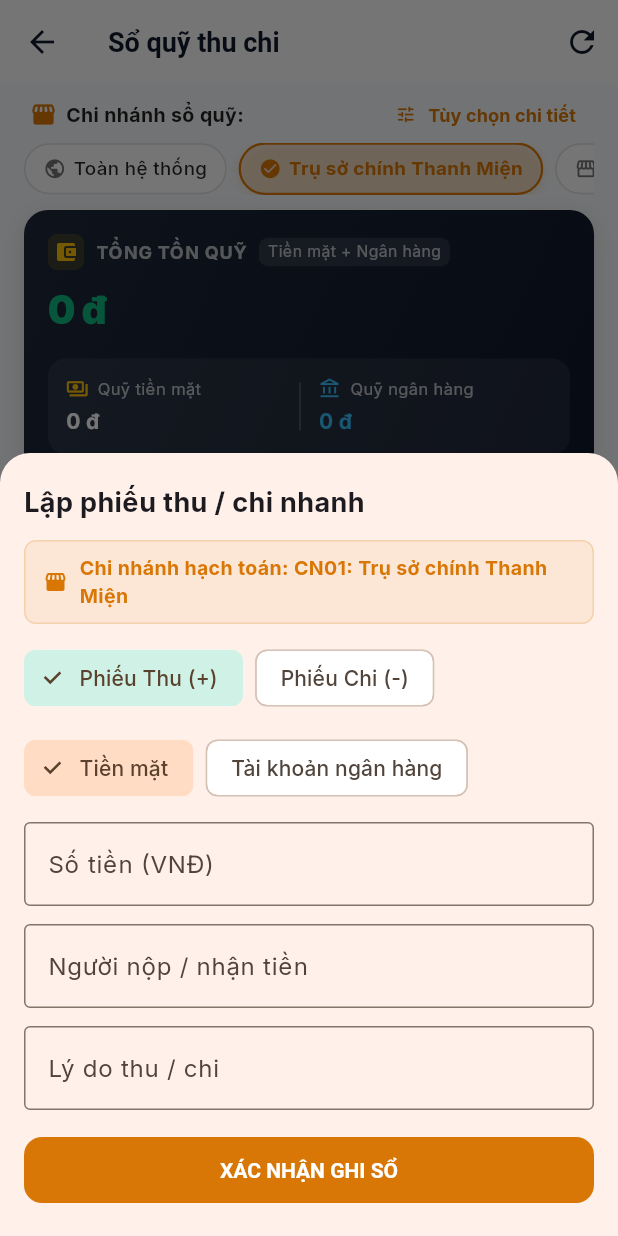
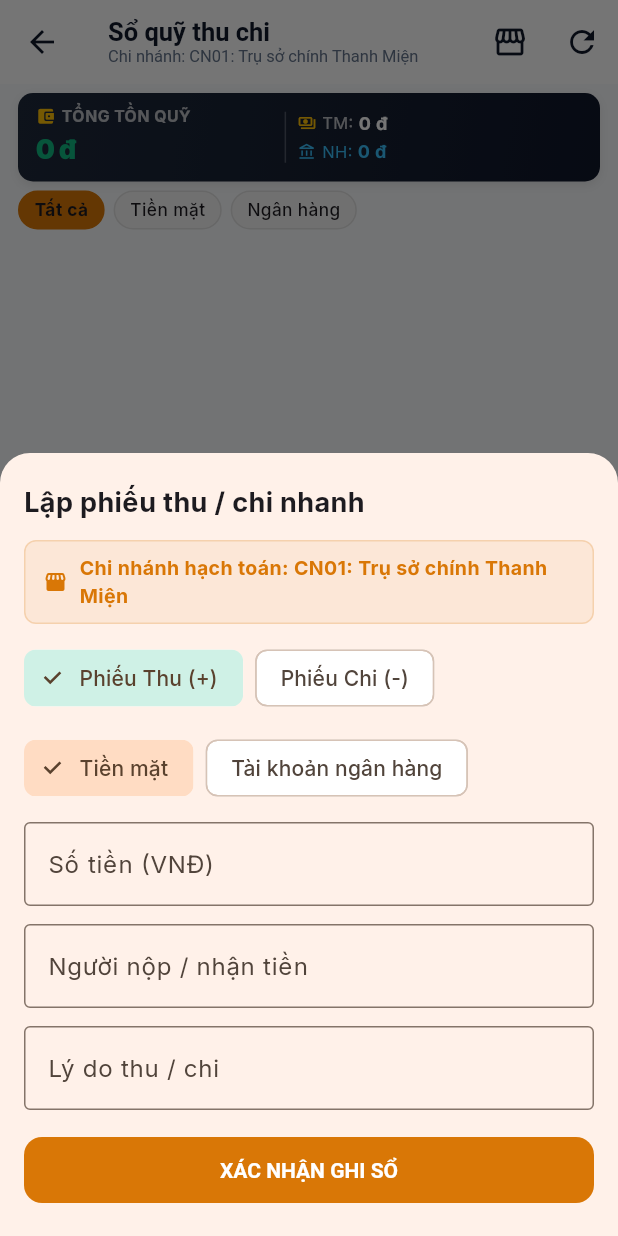
Before and after one commit to thegioidienthoai464/tgdtbanhang, a Flutter app: the CashbookView screen opened directly, after a tap on "Lập phiếu", on a phone screen of 412 x 824 dp. Run offline on Flutter 3.47's test engine with Material 3 defaults, Android fonts, the light colour scheme and no system bars; our stand-ins replace google_fonts, shared_preferences, supabase_flutter; missing offline and left inert: mobile_scanner; accounts and stored records are empty; network calls fail; statements that could not run were skipped.

Commit message:
Nâng cấp v1.1.6: Tối ưu giao diện Sổ quỹ, bỏ chi nhánh thừa ở thân trang và thu gọn thẻ tổng quỹ để xem nhiều giao dịch hơn

```diff
--- a/mobile_app/lib/ui/features/cashbook/cashbook_view.dart
+++ b/mobile_app/lib/ui/features/cashbook/cashbook_view.dart
@@ -7,7 +7,6 @@ import '../../../data/models/bank_model.dart';
 import '../../../data/models/cashbook_model.dart';
 import '../../../data/services/lan_printer_service.dart';
 import '../branch/branch_view_model.dart';
-import '../branch/branch_filter_chips.dart';
 import 'cashbook_view_model.dart';
 
 
@@ -48,10 +47,26 @@ class _CashbookViewState extends State<CashbookView> {
 
     return Scaffold(
       appBar: AppBar(
-        title: const Text('Sổ quỹ thu chi'),
+        title: Column(
+          crossAxisAlignment: CrossAxisAlignment.start,
+          mainAxisSize: MainAxisSize.min,
+          children: [
+            const Text('Sổ quỹ thu chi', style: TextStyle(fontWeight: FontWeight.bold, fontSize: 17)),
+            Text(
+              'Chi nhánh: ${branchVm.summaryDisplayName}',
+              style: const TextStyle(fontSize: 11, color: AppTheme.textMuted, fontWeight: FontWeight.normal),
+            ),
+          ],
+        ),
         actions: [
           IconButton(
+            icon: const Icon(Icons.storefront_outlined),
+            tooltip: 'Chọn chi nhánh',
+            onPressed: () => BranchViewModel.showBranchBottomSheet(context),
+          ),
+          IconButton(
             icon: const Icon(Icons.refresh),
+            tooltip: 'Làm mới',
             onPressed: () => vm.fetchTransactions(vm.selectedTab),
           ),
         ],
@@ -65,111 +80,86 @@ class _CashbookViewState extends State<CashbookView> {
       ),
       body: Column(
         children: [
-          // Bộ chọn chi nhánh cho sổ quỹ
-          const Padding(
-            padding: EdgeInsets.fromLTRB(16, 8, 16, 2),
-            child: BranchFilterChips(showHeader: true, title: 'Chi nhánh sổ quỹ:'),
-          ),
-
-          // Thẻ tổng hợp quỹ tài chính toàn diện
+          // Thẻ tổng hợp quỹ tài chính gọn gàng, tối ưu không gian hiển thị
           Container(
-            margin: const EdgeInsets.symmetric(horizontal: 16, vertical: 8),
-            padding: const EdgeInsets.all(16),
+            margin: const EdgeInsets.fromLTRB(12, 6, 12, 4),
+            padding: const EdgeInsets.symmetric(horizontal: 12, vertical: 8),
             decoration: BoxDecoration(
               gradient: const LinearGradient(
                 colors: [Color(0xFF1E293B), Color(0xFF0F172A)],
                 begin: Alignment.topLeft,
                 end: Alignment.bottomRight,
               ),
-              borderRadius: BorderRadius.circular(16),
+              borderRadius: BorderRadius.circular(10),
               boxShadow: [
                 BoxShadow(
-                  color: Colors.black.withOpacity(0.12),
-                  blurRadius: 10,
-                  offset: const Offset(0, 4),
+                  color: Colors.black.withOpacity(0.08),
+                  blurRadius: 4,
+                  offset: const Offset(0, 2),
                 ),
               ],
             ),
+            child: Row(
+              children: [
+                // Cột trái: Tổng tồn quỹ
+                Expanded(
+                  flex: 5,
                   child: Column(
                     crossAxisAlignment: CrossAxisAlignment.start,
+                    mainAxisSize: MainAxisSize.min,
                     children: [
-                // 1. Dòng tiêu đề
-                Row(
+                      const Row(
                         children: [
-                    Container(
-                      padding: const EdgeInsets.all(4),
-                      decoration: BoxDecoration(
-                        color: Colors.amber.withOpacity(0.15),
-                        borderRadius: BorderRadius.circular(6),
-                      ),
-                      child: const Icon(Icons.account_balance_wallet_rounded, color: Colors.amber, size: 16),
-                    ),
-                    const SizedBox(width: 8),
-                    const Text(
+                          Icon(Icons.account_balance_wallet_rounded, color: Colors.amber, size: 13),
+                          SizedBox(width: 4),
+                          Text(
                             'TỔNG TỒN QUỸ',
                             style: TextStyle(
                               color: Colors.white70,
-                        fontSize: 12,
+                              fontSize: 10.5,
                               fontWeight: FontWeight.bold,
-                        letterSpacing: 0.5,
-                      ),
-                    ),
-                    const SizedBox(width: 8),
-                    Container(
-                      padding: const EdgeInsets.symmetric(horizontal: 6, vertical: 2),
-                      decoration: BoxDecoration(
-                        color: Colors.white.withOpacity(0.1),
-                        borderRadius: BorderRadius.circular(6),
-                      ),
-                      child: const Text(
-                        'Tiền mặt + Ngân hàng',
-                        style: TextStyle(color: Colors.white70, fontSize: 10.5),
+                              letterSpacing: 0.3,
                             ),
                           ),
                         ],
                       ),
-                const SizedBox(height: 8),
-
-                // 2. Số tiền Tổng tồn quỹ nổi bật - không bao giờ bị tràn số
+                      const SizedBox(height: 2),
                       FittedBox(
                         fit: BoxFit.scaleDown,
                         alignment: Alignment.centerLeft,
                         child: Text(
                           Formatters.formatCurrency(totalFund),
                           style: TextStyle(
-                      fontSize: 26,
+                            fontSize: 18,
                             fontWeight: FontWeight.w900,
                             letterSpacing: -0.5,
                             color: totalFund >= 0 ? const Color(0xFF10B981) : Colors.redAccent,
                           ),
                         ),
                       ),
-
-                const SizedBox(height: 14),
-
-                // 3. Khung phân tách Quỹ tiền mặt & Quỹ ngân hàng
+                    ],
+                  ),
+                ),
                 Container(
-                  padding: const EdgeInsets.all(12),
-                  decoration: BoxDecoration(
-                    color: Colors.white.withOpacity(0.07),
-                    borderRadius: BorderRadius.circular(12),
+                  width: 1,
+                  height: 34,
+                  color: Colors.white24,
+                  margin: const EdgeInsets.symmetric(horizontal: 8),
                 ),
-                  child: Row(
-                    children: [
-                      // Quỹ tiền mặt
+                // Cột phải: Tiền mặt & Ngân hàng
                 Expanded(
+                  flex: 6,
                   child: Column(
                     crossAxisAlignment: CrossAxisAlignment.start,
+                    mainAxisSize: MainAxisSize.min,
                     children: [
-                            const Row(
+                      Row(
                         children: [
-                                Icon(Icons.payments_outlined, color: Colors.amber, size: 15),
-                                SizedBox(width: 6),
-                                Text('Quỹ tiền mặt', style: TextStyle(color: Colors.white70, fontSize: 11)),
-                              ],
-                            ),
-                            const SizedBox(height: 4),
-                            FittedBox(
+                          const Icon(Icons.payments_outlined, color: Colors.amber, size: 12),
+                          const SizedBox(width: 4),
+                          const Text('TM: ', style: TextStyle(color: Colors.white70, fontSize: 11)),
+                          Expanded(
+                            child: FittedBox(
                               fit: BoxFit.scaleDown,
                               alignment: Alignment.centerLeft,
                               child: Text(
@@ -177,38 +167,26 @@ class _CashbookViewState extends State<CashbookView> {
                                 style: const TextStyle(
                                   fontWeight: FontWeight.bold,
                                   color: Colors.white,
-                                  fontSize: 14,
+                                  fontSize: 12,
+                                ),
                               ),
                             ),
                           ),
                         ],
                       ),
-                      ),
-                      Container(width: 1, height: 32, color: Colors.white24),
-                      const SizedBox(width: 12),
-                      // Quỹ ngân hàng
-                      Expanded(
-                        child: Column(
-                          crossAxisAlignment: CrossAxisAlignment.start,
-                          children: [
+                      const SizedBox(height: 2),
                       Row(
                         children: [
-                                const Icon(Icons.account_balance_outlined, color: Color(0xFF38BDF8), size: 15),
-                                SizedBox(width: 6),
+                          const Icon(Icons.account_balance_outlined, color: Color(0xFF38BDF8), size: 12),
+                          const SizedBox(width: 4),
+                          Text(
+                            vm.selectedBankAccount != null
+                                ? '${vm.selectedBankAccount!.tenNH.split(" ").first}: '
+                                : 'NH: ',
+                            style: const TextStyle(color: Color(0xFF38BDF8), fontSize: 11),
+                          ),
                           Expanded(
-                                  child: Text(
-                                    vm.selectedBankAccount != null
-                                        ? vm.selectedBankAccount!.tenNH
-                                        : 'Quỹ ngân hàng',
-                                    style: const TextStyle(color: Colors.white70, fontSize: 11),
-                                    maxLines: 1,
-                                    overflow: TextOverflow.ellipsis,
-                                  ),
-                                ),
-                              ],
-                            ),
-                            const SizedBox(height: 4),
-                            FittedBox(
+                            child: FittedBox(
                               fit: BoxFit.scaleDown,
                               alignment: Alignment.centerLeft,
                               child: Text(
@@ -216,12 +194,12 @@ class _CashbookViewState extends State<CashbookView> {
                                 style: const TextStyle(
                                   fontWeight: FontWeight.bold,
                                   color: Color(0xFF38BDF8),
-                                  fontSize: 14,
+                                  fontSize: 12,
+                                ),
                               ),
                             ),
                           ),
                         ],
-                        ),
                       ),
                     ],
                   ),
@@ -230,79 +208,20 @@ class _CashbookViewState extends State<CashbookView> {
             ),
           ),
 
-          // Lọc theo loại quỹ
+          // Thanh lọc quỹ gọn nhẹ gom chung 1 dòng: [Tất cả] [Tiền mặt] [Ngân hàng] và [Chọn TK NH ▾]
           Padding(
-            padding: const EdgeInsets.symmetric(horizontal: 16),
+            padding: const EdgeInsets.fromLTRB(12, 2, 12, 4),
             child: Row(
               children: [
-                _buildFilterChip(context, 'Tất cả', 'ALL', vm),
-                const SizedBox(width: 8),
-                _buildFilterChip(context, 'Tiền mặt', 'TIEN_MAT', vm),
-                const SizedBox(width: 8),
-                _buildFilterChip(context, 'Ngân hàng', 'TAI_KHOAN', vm),
+                _buildCompactFilterChip('Tất cả', 'ALL', vm),
+                const SizedBox(width: 6),
+                _buildCompactFilterChip('Tiền mặt', 'TIEN_MAT', vm),
+                const SizedBox(width: 6),
+                _buildCompactFilterChip('Ngân hàng', 'TAI_KHOAN', vm),
+                const Spacer(),
+                if (vm.selectedTab != 'TIEN_MAT' && vm.bankAccounts.isNotEmpty)
+                  _buildCompactBankSelector(context, vm),
               ],
-            ),
-          ),
-
-          // Bộ chọn tài khoản ngân hàng (Hiển thị 1 tài khoản hoặc Tất cả)
-          if (vm.selectedTab != 'TIEN_MAT' && vm.bankAccounts.isNotEmpty)
-            Padding(
-              padding: const EdgeInsets.symmetric(horizontal: 16, vertical: 8),
-              child: Container(
-                padding: const EdgeInsets.symmetric(horizontal: 12, vertical: 4),
-                decoration: BoxDecoration(
-                  color: Colors.white,
-                  borderRadius: BorderRadius.circular(10),
-                  border: Border.all(
-                    color: vm.selectedBankAccount != null ? AppTheme.primaryBlue : AppTheme.borderSubtle,
-                    width: vm.selectedBankAccount != null ? 1.5 : 1,
-                  ),
-                ),
-                child: Row(
-                  children: [
-                    Icon(
-                      Icons.account_balance_rounded,
-                      size: 18,
-                      color: vm.selectedBankAccount != null ? AppTheme.primaryBlue : AppTheme.textMuted,
-                    ),
-                    const SizedBox(width: 8),
-                    const Text('Tài khoản: ', style: TextStyle(fontSize: 12, fontWeight: FontWeight.w600)),
-                    Expanded(
-                      child: DropdownButtonHideUnderline(
-                        child: DropdownButton<BankModel?>(
-                          isExpanded: true,
-                          value: vm.selectedBankAccount,
-                          icon: const Icon(Icons.arrow_drop_down, size: 20),
-                          items: [
-                            const DropdownMenuItem<BankModel?>(
-                              value: null,
-                              child: Text('Tất cả tài khoản', style: TextStyle(fontSize: 13, fontWeight: FontWeight.bold)),
-                            ),
-                            ...vm.bankAccounts.map((b) {
-                              return DropdownMenuItem<BankModel?>(
-                                value: b,
-                                child: Text(
-                                  b.displayName,
-                                  style: const TextStyle(fontSize: 12),
-                                  overflow: TextOverflow.ellipsis,
-                                ),
-                              );
-                            }),
-                          ],
-                          onChanged: (bank) {
-                            vm.selectBankAccount(bank);
-                          },
-                        ),
-                      ),
-                    ),
-                    if (vm.selectedBankAccount != null)
-                      IconButton(
-                        icon: const Icon(Icons.clear, size: 16, color: AppTheme.textMuted),
-                        tooltip: 'Xem tất cả',
-                        onPressed: () => vm.selectBankAccount(null),
-                      ),
-                  ],
-                ),
             ),
           ),
 
@@ -313,9 +232,9 @@ class _CashbookViewState extends State<CashbookView> {
                 : filteredTransactions.isEmpty
                     ? const Center(child: Text('Chưa có giao dịch sổ quỹ nào'))
                     : ListView.separated(
-                        padding: const EdgeInsets.symmetric(horizontal: 16, vertical: 8),
+                        padding: const EdgeInsets.fromLTRB(12, 2, 12, 16),
                         itemCount: filteredTransactions.length,
-                        separatorBuilder: (_, __) => const SizedBox(height: 8),
+                        separatorBuilder: (_, __) => const SizedBox(height: 5),
                         itemBuilder: (context, index) {
                           final t = filteredTransactions[index];
 
@@ -327,42 +246,80 @@ class _CashbookViewState extends State<CashbookView> {
                           return Container(
                             decoration: BoxDecoration(
                               color: Colors.white,
-                              borderRadius: BorderRadius.circular(12),
+                              borderRadius: BorderRadius.circular(10),
                               border: Border.all(color: AppTheme.borderSubtle),
                             ),
-                            child: ListTile(
+                            child: InkWell(
                               onTap: () => _showTransactionDetailModal(context, t, vm, branchVm),
-                              leading: CircleAvatar(
-                                backgroundColor: isThu ? AppTheme.successGreen.withOpacity(0.12) : AppTheme.dangerRed.withOpacity(0.12),
+                              borderRadius: BorderRadius.circular(10),
+                              child: Padding(
+                                padding: const EdgeInsets.symmetric(horizontal: 10, vertical: 7),
+                                child: Row(
+                                  children: [
+                                    Container(
+                                      width: 32,
+                                      height: 32,
+                                      decoration: BoxDecoration(
+                                        color: isThu ? AppTheme.successGreen.withOpacity(0.12) : AppTheme.dangerRed.withOpacity(0.12),
+                                        shape: BoxShape.circle,
+                                      ),
                                       child: Icon(
-                                  isThu ? Icons.add : Icons.remove,
+                                        isThu ? Icons.arrow_downward : Icons.arrow_upward,
+                                        size: 16,
                                         color: isThu ? AppTheme.successGreen : AppTheme.dangerRed,
                                       ),
                                     ),
-                              title: Text(
+                                    const SizedBox(width: 10),
+                                    Expanded(
+                                      child: Column(
+                                        crossAxisAlignment: CrossAxisAlignment.start,
+                                        mainAxisSize: MainAxisSize.min,
+                                        children: [
+                                          Text(
                                             t.ghiChu.isNotEmpty ? t.ghiChu : (isThu ? 'Thu tiền' : 'Chi tiền'),
-                                style: const TextStyle(fontWeight: FontWeight.bold, fontSize: 14),
+                                            style: const TextStyle(fontWeight: FontWeight.bold, fontSize: 13),
+                                            maxLines: 1,
+                                            overflow: TextOverflow.ellipsis,
                                           ),
-                              subtitle: Text(
-                                '${t.maPhieu} • ${t.chiNhanh}\n${Formatters.formatDateTime(t.ngayGD)} • ${isTm ? "💵 Tiền mặt" : "💳 ${t.loaiQuy}"}',
-                                style: const TextStyle(fontSize: 12, color: AppTheme.textMuted),
+                                          const SizedBox(height: 2),
+                                          Text(
+                                            '${t.maPhieu} • ${Formatters.formatDateTime(t.ngayGD)}',
+                                            style: const TextStyle(fontSize: 11, color: AppTheme.textMuted),
+                                            maxLines: 1,
+                                            overflow: TextOverflow.ellipsis,
                                           ),
-                              isThreeLine: true,
-                              trailing: Column(
-                                mainAxisAlignment: MainAxisAlignment.center,
+                                          Text(
+                                            '${isTm ? "💵 Tiền mặt" : "💳 ${t.loaiQuy}"}${t.chiNhanh.isNotEmpty ? " • ${t.chiNhanh}" : ""}',
+                                            style: TextStyle(
+                                              fontSize: 10.5,
+                                              color: isTm ? Colors.amber.shade800 : const Color(0xFF0284C7),
+                                              fontWeight: FontWeight.w500,
+                                            ),
+                                            maxLines: 1,
+                                            overflow: TextOverflow.ellipsis,
+                                          ),
+                                        ],
+                                      ),
+                                    ),
+                                    const SizedBox(width: 8),
+                                    Column(
                                       crossAxisAlignment: CrossAxisAlignment.end,
+                                      mainAxisSize: MainAxisSize.min,
                                       children: [
                                         Text(
                                           '${isThu ? '+' : '-'}${Formatters.formatCurrency(t.soTien)}',
                                           style: TextStyle(
                                             fontWeight: FontWeight.bold,
                                             color: isThu ? AppTheme.successGreen : AppTheme.dangerRed,
-                                      fontSize: 14,
+                                            fontSize: 13.5,
                                           ),
                                         ),
                                         const SizedBox(height: 2),
-                                  const Icon(Icons.chevron_right, size: 16, color: AppTheme.textMuted),
+                                        const Icon(Icons.chevron_right, size: 14, color: AppTheme.textMuted),
                                       ],
+                                    ),
+                                  ],
+                                ),
                               ),
                             ),
                           );
@@ -374,12 +331,101 @@ class _CashbookViewState extends State<CashbookView> {
     );
   }
 
-  Widget _buildFilterChip(BuildContext context, String label, String value, CashbookViewModel vm) {
+  Widget _buildCompactFilterChip(String label, String value, CashbookViewModel vm) {
     final isSelected = vm.selectedTab == value;
-    return ChoiceChip(
-      label: Text(label),
-      selected: isSelected,
-      onSelected: (_) => vm.switchTab(value),
+    return InkWell(
+      onTap: () => vm.switchTab(value),
+      borderRadius: BorderRadius.circular(16),
+      child: AnimatedContainer(
+        duration: const Duration(milliseconds: 150),
+        padding: const EdgeInsets.symmetric(horizontal: 10, vertical: 4),
+        decoration: BoxDecoration(
+          color: isSelected ? AppTheme.primaryBlue : Colors.grey.shade100,
+          borderRadius: BorderRadius.circular(16),
+          border: Border.all(
+            color: isSelected ? AppTheme.primaryBlue : Colors.grey.shade300,
+            width: 1,
+          ),
+        ),
+        child: Text(
+          label,
+          style: TextStyle(
+            fontSize: 11.5,
+            fontWeight: isSelected ? FontWeight.bold : FontWeight.w500,
+            color: isSelected ? Colors.white : AppTheme.textPrimary,
+          ),
+        ),
+      ),
+    );
+  }
+
+  Widget _buildCompactBankSelector(BuildContext context, CashbookViewModel vm) {
+    final currentBank = vm.selectedBankAccount;
+    return PopupMenuButton<BankModel?>(
+      initialValue: currentBank,
+      tooltip: 'Lọc tài khoản ngân hàng',
+      onSelected: (bank) => vm.selectBankAccount(bank),
+      shape: RoundedRectangleBorder(borderRadius: BorderRadius.circular(10)),
+      itemBuilder: (context) => [
+        const PopupMenuItem<BankModel?>(
+          value: null,
+          child: Row(
+            children: [
+              Icon(Icons.all_inclusive, size: 16, color: AppTheme.primaryBlue),
+              SizedBox(width: 8),
+              Text('Tất cả tài khoản', style: TextStyle(fontWeight: FontWeight.bold, fontSize: 13)),
+            ],
+          ),
+        ),
+        const PopupMenuDivider(),
+        ...vm.bankAccounts.map((b) => PopupMenuItem<BankModel?>(
+          value: b,
+          child: Row(
+            children: [
+              const Icon(Icons.account_balance, size: 16, color: Color(0xFF38BDF8)),
+              SizedBox(width: 8),
+              Expanded(
+                child: Text(b.displayName, style: const TextStyle(fontSize: 13), overflow: TextOverflow.ellipsis),
+              ),
+            ],
+          ),
+        )),
+      ],
+      child: Container(
+        padding: const EdgeInsets.symmetric(horizontal: 8, vertical: 3.5),
+        decoration: BoxDecoration(
+          color: currentBank != null ? AppTheme.primaryBlue.withOpacity(0.08) : Colors.grey.shade100,
+          borderRadius: BorderRadius.circular(14),
+          border: Border.all(
+            color: currentBank != null ? AppTheme.primaryBlue : Colors.grey.shade300,
+            width: 1,
+          ),
+        ),
+        child: Row(
+          mainAxisSize: MainAxisSize.min,
+          children: [
+            Icon(
+              Icons.account_balance,
+              size: 13,
+              color: currentBank != null ? AppTheme.primaryBlue : AppTheme.textMuted,
+            ),
+            const SizedBox(width: 4),
+            ConstrainedBox(
+              constraints: const BoxConstraints(maxWidth: 85),
+              child: Text(
+                currentBank != null ? currentBank.tenNH : 'Tất cả TK',
+                style: TextStyle(
+                  fontSize: 11,
+                  fontWeight: FontWeight.bold,
+                  color: currentBank != null ? AppTheme.primaryBlue : AppTheme.textPrimary,
+                ),
+                overflow: TextOverflow.ellipsis,
+              ),
+            ),
+            const Icon(Icons.arrow_drop_down, size: 16, color: AppTheme.textMuted),
+          ],
+        ),
+      ),
     );
   }
 
--- a/mobile_app/pubspec.yaml
+++ b/mobile_app/pubspec.yaml
@@ -1,7 +1,7 @@
 name: tt_pos
 description: "T&T POS - Hệ Thống Quản Lý Bán Hàng & Kho ERP - Mobile App (Android & iOS)"
 publish_to: 'none'
-version: 1.1.5+16
+version: 1.1.6+17
 
 environment:
   sdk: '>=3.0.0 <4.0.0'
```
Also changed, not shown: mobile_app/lib/data/services/update_service.dart (+4 -4 lines), mobile_app/version.json (+6 -6 lines), version.json (+6 -6 lines), web_deploy/version.json (+6 -5 lines), 3 other files. Lines whose indentation alone changed are shown as unchanged.
